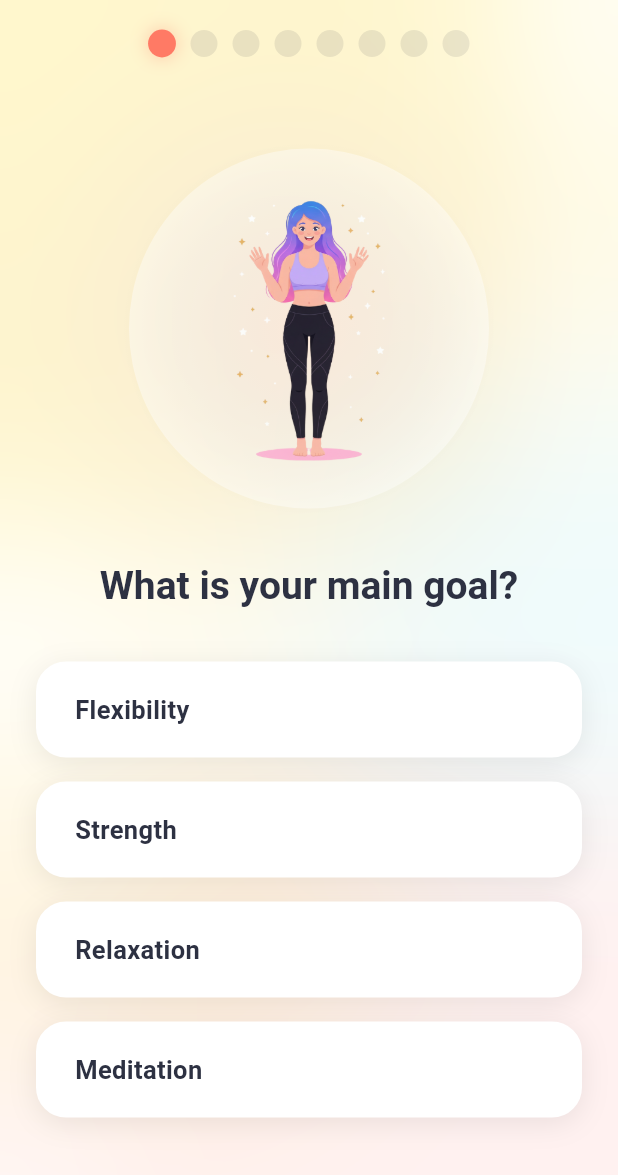
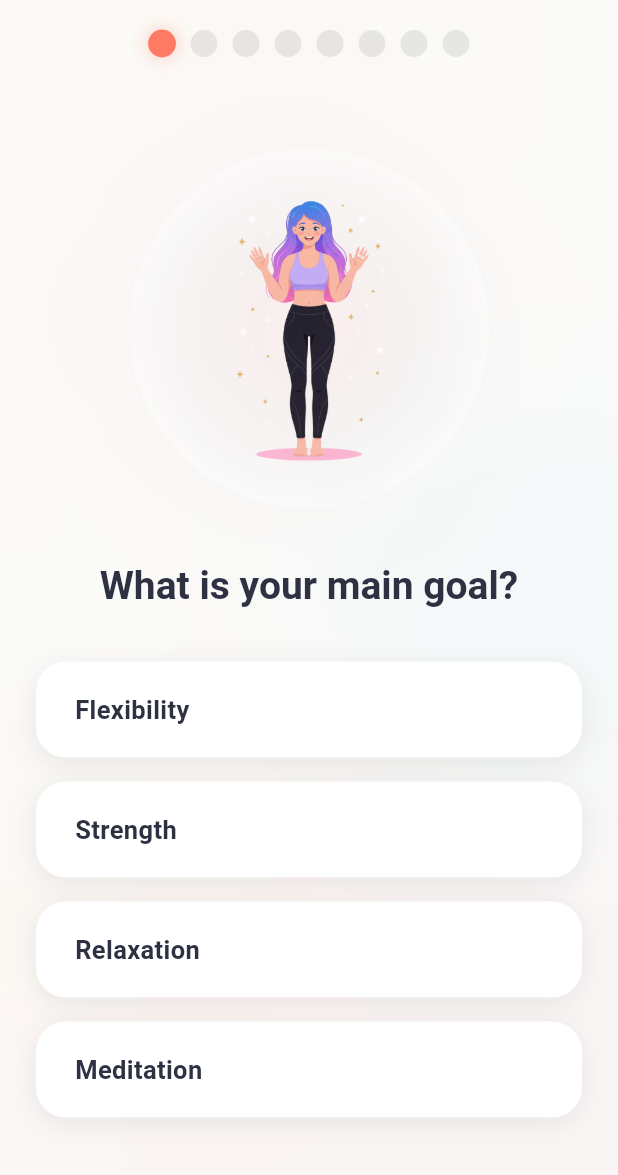
Before and after one commit to bautielcrack4-web/serenity-flow, a Flutter app: the screen it shows after launch, on a phone screen of 412 x 824 dp. Shown: the top 1175 px of the screen. Run offline on Flutter 3.47's test engine with Material 3 defaults, Android fonts, the light colour scheme and no system bars; our stand-ins replace audioplayers, confetti, sensors_plus, shared_preferences, sign_in_with_apple, supabase_flutter; missing offline and left inert: purchases_flutter; accounts and stored records are empty; network calls fail; Roboto replaces fonts that are missing (Outfit).

Commit message:
Lighten dawn theme: reduce yellow tones and increase overall brightness

```diff
--- a/lib/core/design_system.dart
+++ b/lib/core/design_system.dart
@@ -4,13 +4,13 @@ class AppColors {
   // --- New Theme System ---
 
   // 🌅 Theme 1: Serene Dawn (Light)
-  static const Color dawnBackground = Color(0xFFFFFFFF); // Pure White for better contrast
+  static const Color dawnBackground = Color(0xFFFAFAFA); // Very light gray instead of pure white
   static const List<Color> dawnBlobs = [
-    Color(0xFFFFD700), // Solar Gold
-    Color(0xFFFFB7B2), // Soft Peach
-    Color(0xFFB2EBF2), // Mist Turquoise
-    Color(0xFFFFE082), // Amber Light
-    Color(0xFFE1BEE7), // Soft Lilac
+    Color(0xFFFFF9E6), // Pale Cream (instead of Solar Gold)
+    Color(0xFFFFE5E5), // Soft Blush (instead of Soft Peach)
+    Color(0xFFE3F5F7), // Pale Aqua (instead of Mist Turquoise)
+    Color(0xFFFFF4E0), // Pale Vanilla (instead of Amber Light)
+    Color(0xFFF3E5F5), // Pale Lavender (instead of Soft Lilac)
   ];
 
   // 🌌 Theme 2: Midnight Zen (Dark - DEFAULT/PREMIUM)
```
